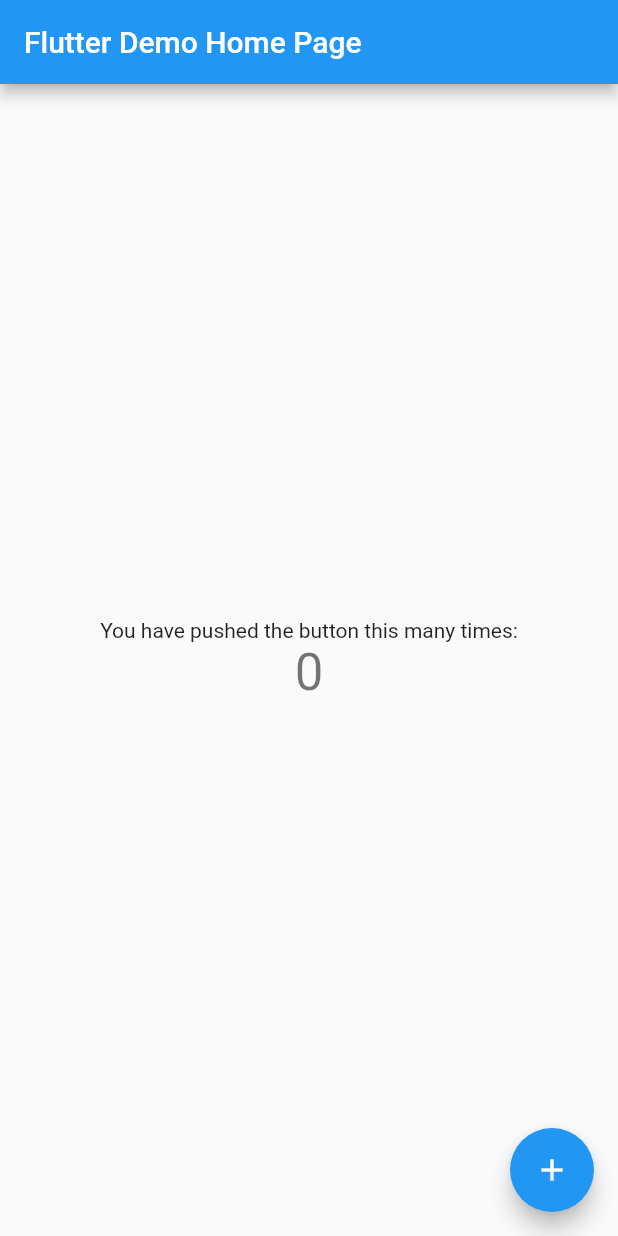
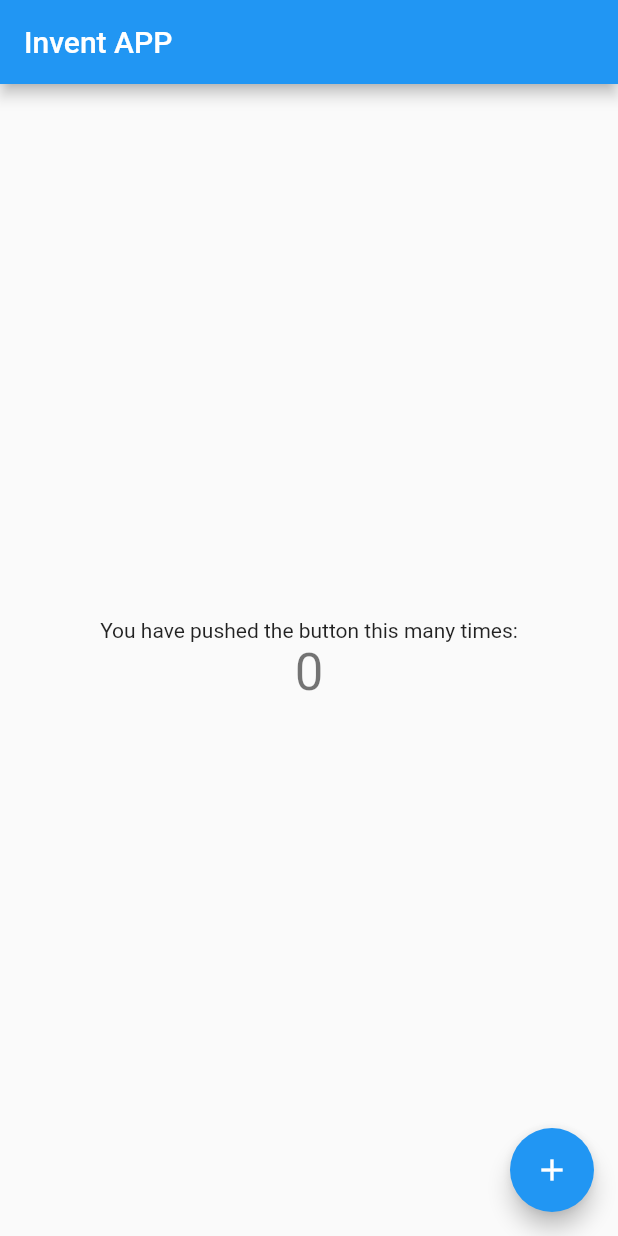
Before and after one commit to ramaditoferdian/Invent-APP-RPLGDC, a Flutter app: the screen it shows after launch, on a phone screen of 412 x 824 dp. Run offline on Flutter 3.47's test engine with Material 2 defaults, Android fonts, the phone set to English and light mode, and no system bars.

Commit message:
Test to adi-branch

```diff
--- a/lib/main.dart
+++ b/lib/main.dart
@@ -22,7 +22,7 @@ class MyApp extends StatelessWidget {
         // is not restarted.
         primarySwatch: Colors.blue,
       ),
-      home: MyHomePage(title: 'Flutter Demo Home Page'),
+      home: MyHomePage(title: 'Invent APP'),
     );
   }
 }
```
